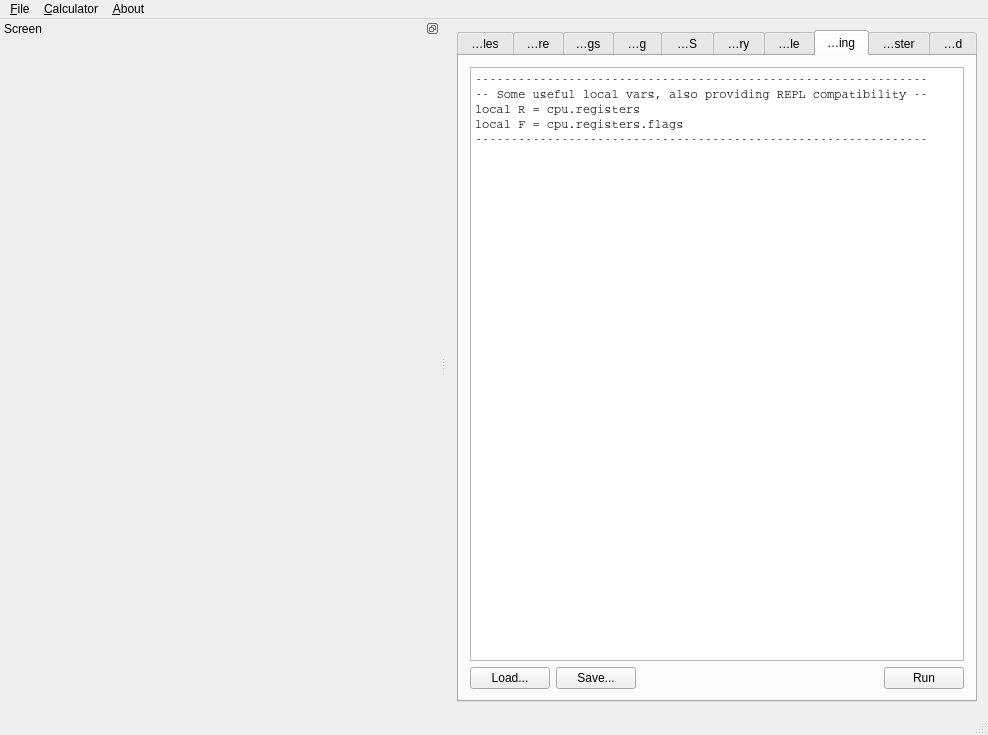
The window that gui/qt/mainwindow.ui (netdebug/CEmu) describes before a commit, drawn with Qt 5.
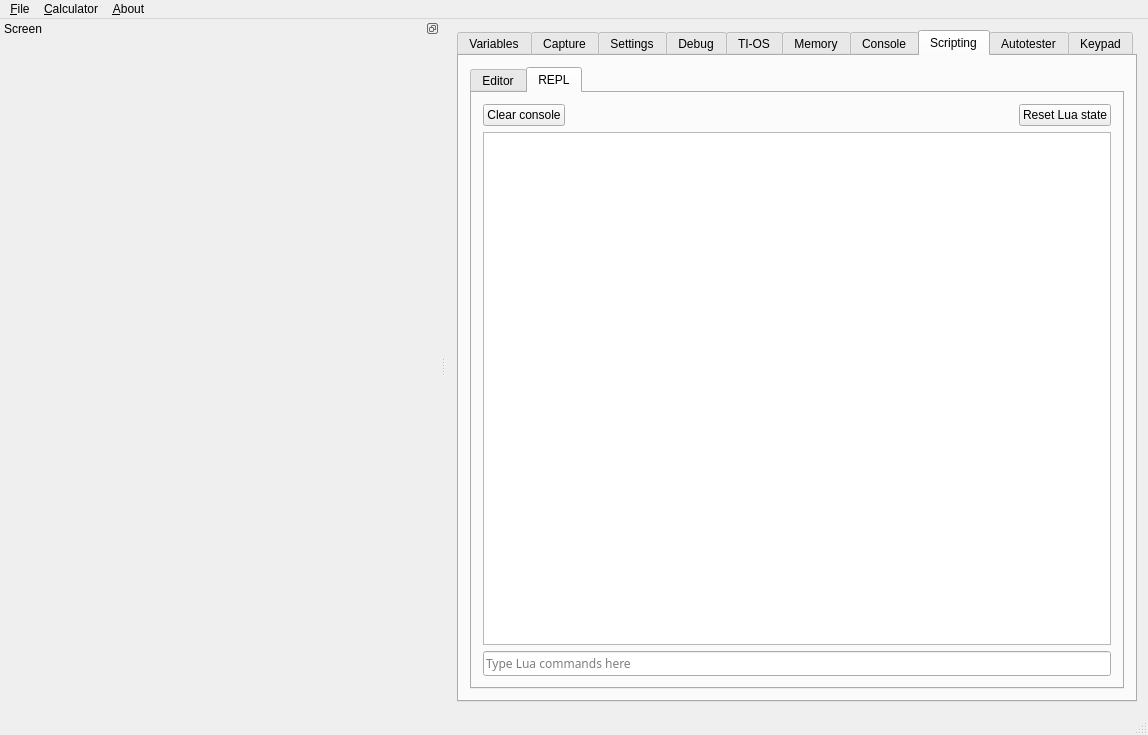
The same window after the commit. The open tabs and pages were chosen to show the change. Icons and pictures are not drawn. Custom widgets are drawn as their Qt base class.

Commit message: [Lua] REPL tab

```diff
--- a/gui/qt/mainwindow.ui
+++ b/gui/qt/mainwindow.ui
@@ -6,8 +6,8 @@
    <rect>
     <x>0</x>
     <y>0</y>
-    <width>946</width>
-    <height>675</height>
+    <width>1148</width>
+    <height>708</height>
    </rect>
   </property>
   <property name="sizePolicy">
@@ -6716,6 +6716,16 @@
        </attribute>
        <layout class="QVBoxLayout" name="verticalLayout_26">
         <item>
+         <widget class="QTabWidget" name="LuaTabs">
+          <property name="currentIndex">
+           <number>0</number>
+          </property>
+          <widget class="QWidget" name="LuaEditorTab">
+           <attribute name="title">
+            <string>Editor</string>
+           </attribute>
+           <layout class="QVBoxLayout" name="verticalLayout_18">
+            <item>
          <widget class="LuaEditor" name="luaScriptEditor">
           <property name="font">
            <font>
@@ -6725,8 +6735,7 @@
           <property name="plainText">
            <string>---------------------------------------------------------------
 -- Some useful local vars, also providing REPL compatibility --
-local R = cpu.registers
-local F = cpu.registers.flags
+local R, F = cpu.registers, cpu.registers.flags
 ---------------------------------------------------------------
 
 </string>
@@ -6776,6 +6785,84 @@
         </item>
        </layout>
       </widget>
+          <widget class="QWidget" name="LuaREPLTab">
+           <attribute name="title">
+            <string>REPL</string>
+           </attribute>
+           <layout class="QVBoxLayout" name="verticalLayoutREPL">
+            <item>
+             <layout class="QHBoxLayout" name="horizontalLayout_26">
+              <item>
+               <widget class="QPushButton" name="clearREPLConsole">
+                <property name="text">
+                 <string>Clear console</string>
+                </property>
+               </widget>
+              </item>
+              <item>
+               <spacer name="horizontalSpacer_24">
+                <property name="orientation">
+                 <enum>Qt::Horizontal</enum>
+                </property>
+                <property name="sizeHint" stdset="0">
+                 <size>
+                  <width>40</width>
+                  <height>20</height>
+                 </size>
+                </property>
+               </spacer>
+              </item>
+              <item>
+               <widget class="QPushButton" name="resetREPLLuaState">
+                <property name="text">
+                 <string>Reset Lua state</string>
+                </property>
+               </widget>
+              </item>
+             </layout>
+            </item>
+            <item>
+             <widget class="QPlainTextEdit" name="REPLConsole">
+              <property name="font">
+               <font>
+                <family>Droid Sans Mono</family>
+               </font>
+              </property>
+              <property name="undoRedoEnabled">
+               <bool>false</bool>
+              </property>
+              <property name="lineWrapMode">
+               <enum>QPlainTextEdit::NoWrap</enum>
+              </property>
+              <property name="readOnly">
+               <bool>true</bool>
+              </property>
+              <property name="plainText">
+               <string/>
+              </property>
+             </widget>
+            </item>
+            <item>
+             <widget class="QLineEdit" name="REPLInput">
+              <property name="enabled">
+               <bool>true</bool>
+              </property>
+              <property name="font">
+               <font>
+                <family>Droid Sans Mono</family>
+               </font>
+              </property>
+              <property name="placeholderText">
+               <string>Type Lua commands here</string>
+              </property>
+             </widget>
+            </item>
+           </layout>
+          </widget>
+         </widget>
+        </item>
+       </layout>
+      </widget>
       <widget class="QWidget" name="tabAutotester">
        <property name="sizePolicy">
         <sizepolicy hsizetype="Expanding" vsizetype="Expanding">
@@ -7280,8 +7367,8 @@
     <rect>
      <x>0</x>
      <y>0</y>
-     <width>946</width>
-     <height>21</height>
+     <width>1148</width>
+     <height>22</height>
     </rect>
    </property>
    <property name="sizePolicy">
```
Lines whose indentation alone changed are shown as unchanged. The commit also changes 3 other files.
